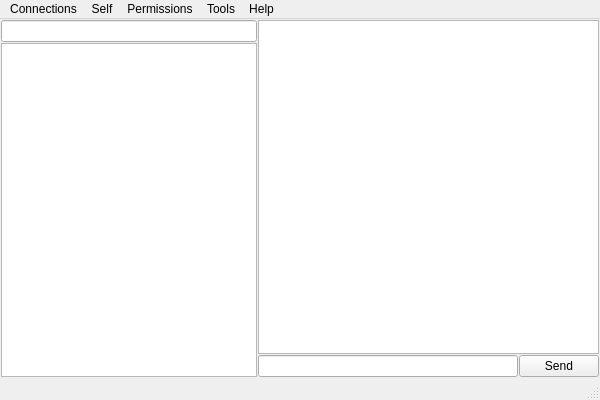
The window that Client/ui/main_window.ui (AdamFull/messager) describes before a commit, drawn with Qt 5.
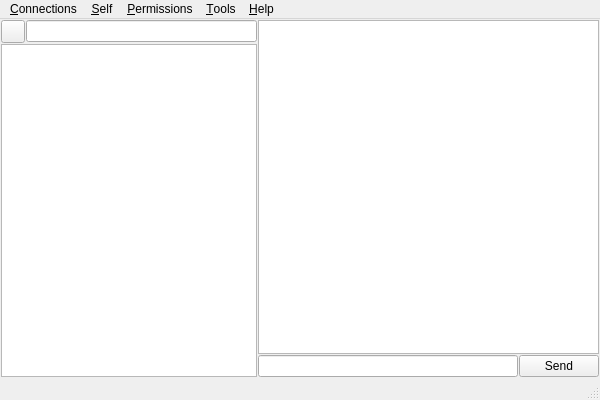
The same window after the commit.

Diff of the .ui file:
```diff
--- a/Client/ui/main_window.ui
+++ b/Client/ui/main_window.ui
@@ -39,7 +39,18 @@
     <item>
      <layout class="QVBoxLayout" name="verticalLayout">
       <item>
-       <widget class="QLineEdit" name="search_t"/>
+       <layout class="QHBoxLayout" name="find_sb_layout">
+        <item>
+         <widget class="QToolButton" name="open_sb_btn">
+          <property name="text">
+           <string/>
+          </property>
+         </widget>
+        </item>
+        <item>
+         <widget class="QLineEdit" name="lineEdit"/>
+        </item>
+       </layout>
       </item>
       <item>
        <widget class="QListWidget" name="room_list"/>
@@ -78,12 +89,12 @@
      <x>0</x>
      <y>0</y>
      <width>600</width>
-     <height>21</height>
+     <height>28</height>
     </rect>
    </property>
    <widget class="QMenu" name="menuConnections">
     <property name="title">
-     <string>Connections</string>
+     <string>&amp;Connections</string>
     </property>
     <addaction name="actionConnect"/>
     <addaction name="actionDisconnect_from_current"/>
@@ -91,7 +102,7 @@
    </widget>
    <widget class="QMenu" name="menuSelf">
     <property name="title">
-     <string>Self</string>
+     <string>&amp;Self</string>
     </property>
     <addaction name="actionChange_password"/>
     <addaction name="actionChange_nickname"/>
@@ -99,19 +110,19 @@
    </widget>
    <widget class="QMenu" name="menuPermissions">
     <property name="title">
-     <string>Permissions</string>
+     <string>&amp;Permissions</string>
     </property>
    </widget>
    <widget class="QMenu" name="menuTools">
     <property name="title">
-     <string>Tools</string>
+     <string>&amp;Tools</string>
     </property>
     <addaction name="actionChange_proxy"/>
     <addaction name="actionChange_username_2"/>
    </widget>
    <widget class="QMenu" name="menuHelp">
     <property name="title">
-     <string>Help</string>
+     <string>&amp;Help</string>
     </property>
    </widget>
    <addaction name="menuConnections"/>
```
Left out of the diff: 16 changed lines with no effect on the pictures.
